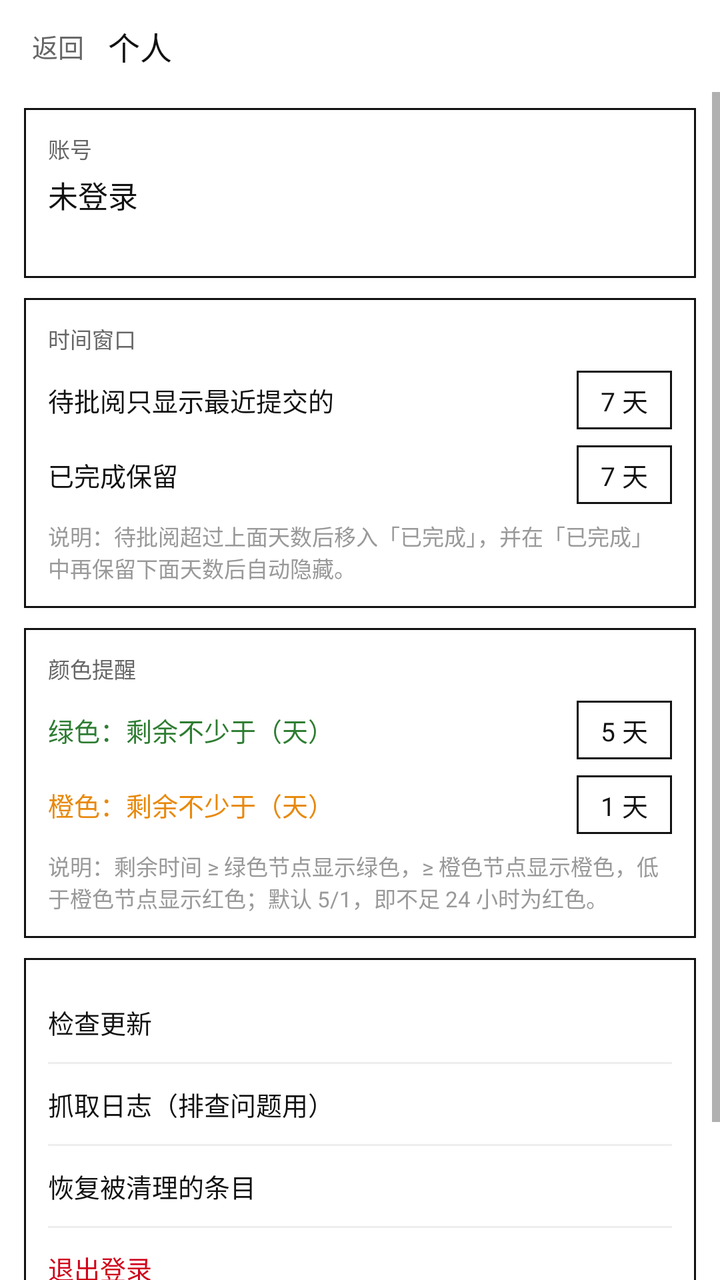
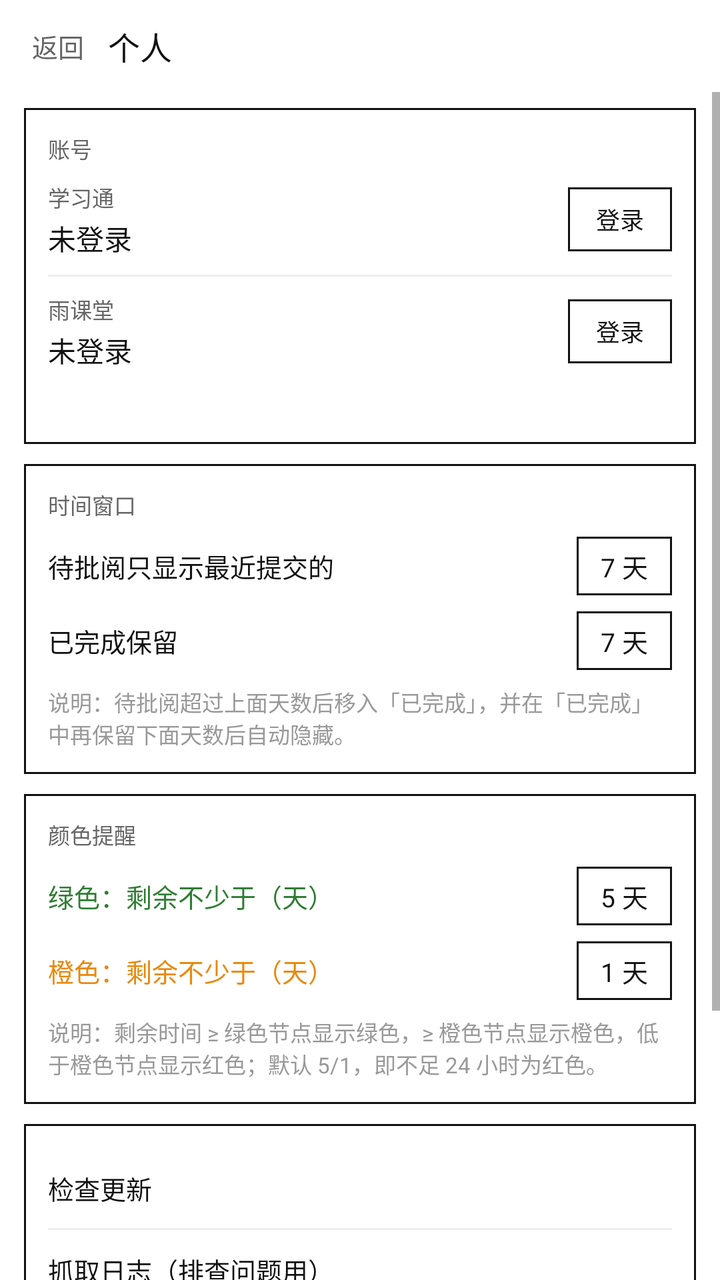

Screens rendered from an Android XML layout before and after an edit, with the pre-edit source and the edit as a unified diff.
<!-- AndroidManifest.xml: application theme Theme.Board -->
<!-- res/layout/activity_settings.xml -->
<?xml version="1.0" encoding="utf-8"?>
<LinearLayout xmlns:android="http://schemas.android.com/apk/res/android"
    android:layout_width="match_parent"
    android:layout_height="match_parent"
    android:background="#FFFFFF"
    android:orientation="vertical">

    <LinearLayout
        android:layout_width="match_parent"
        android:layout_height="46dp"
        android:orientation="horizontal"
        android:paddingLeft="12dp"
        android:paddingRight="12dp">

        <TextView
            android:id="@+id/btnBack"
            android:layout_width="wrap_content"
            android:layout_height="match_parent"
            android:gravity="center_vertical"
            android:paddingLeft="4dp"
            android:paddingRight="12dp"
            android:text="返回"
            android:textColor="#666666"
            android:textSize="13sp" />

        <TextView
            android:layout_width="0dp"
            android:layout_height="match_parent"
            android:layout_weight="1"
            android:gravity="center_vertical"
            android:text="个人"
            android:textColor="#111111"
            android:textSize="16sp" />
    </LinearLayout>

    <ScrollView
        android:layout_width="match_parent"
        android:layout_height="0dp"
        android:layout_weight="1">

        <LinearLayout
            android:layout_width="match_parent"
            android:layout_height="wrap_content"
            android:orientation="vertical"
            android:paddingLeft="12dp"
            android:paddingRight="12dp"
            android:paddingBottom="24dp">

            
            <LinearLayout
                android:layout_width="match_parent"
                android:layout_height="wrap_content"
                android:layout_marginTop="8dp"
                android:background="@drawable/box"
                android:orientation="vertical"
                android:padding="12dp">

                <TextView
                    android:layout_width="wrap_content"
                    android:layout_height="wrap_content"
                    android:text="账号"
                    android:textColor="#666666"
                    android:textSize="11sp" />

                <TextView
                    android:id="@+id/tvAccount"
                    android:layout_width="match_parent"
                    android:layout_height="wrap_content"
                    android:layout_marginTop="4dp"
                    android:text="未登录"
                    android:textColor="#111111"
                    android:textSize="15sp" />

                <TextView
                    android:id="@+id/tvSync"
                    android:layout_width="match_parent"
                    android:layout_height="wrap_content"
                    android:layout_marginTop="4dp"
                    android:text=""
                    android:textColor="#888888"
                    android:textSize="11sp" />
            </LinearLayout>

            
            <LinearLayout
                android:layout_width="match_parent"
                android:layout_height="wrap_content"
                android:layout_marginTop="10dp"
                android:background="@drawable/box"
                android:orientation="vertical"
                android:padding="12dp">

                <TextView
                    android:layout_width="wrap_content"
                    android:layout_height="wrap_content"
                    android:text="时间窗口"
                    android:textColor="#666666"
                    android:textSize="11sp" />

                <LinearLayout
                    android:layout_width="match_parent"
                    android:layout_height="wrap_content"
                    android:layout_marginTop="8dp"
                    android:gravity="center_vertical"
                    android:orientation="horizontal">

                    <TextView
                        android:layout_width="0dp"
                        android:layout_height="wrap_content"
                        android:layout_weight="1"
                        android:text="待批阅只显示最近提交的"
                        android:textColor="#111111"
                        android:textSize="13sp" />

                    <TextView
                        android:id="@+id/btnX"
                        android:layout_width="wrap_content"
                        android:layout_height="wrap_content"
                        android:background="@drawable/box"
                        android:paddingLeft="12dp"
                        android:paddingTop="5dp"
                        android:paddingRight="12dp"
                        android:paddingBottom="5dp"
                        android:text="7 天"
                        android:textColor="#111111"
                        android:textSize="13sp" />
                </LinearLayout>

                <LinearLayout
                    android:layout_width="match_parent"
                    android:layout_height="wrap_content"
                    android:layout_marginTop="8dp"
                    android:gravity="center_vertical"
                    android:orientation="horizontal">

                    <TextView
                        android:layout_width="0dp"
                        android:layout_height="wrap_content"
                        android:layout_weight="1"
                        android:text="已完成保留"
                        android:textColor="#111111"
                        android:textSize="13sp" />

                    <TextView
                        android:id="@+id/btnY"
                        android:layout_width="wrap_content"
                        android:layout_height="wrap_content"
                        android:background="@drawable/box"
                        android:paddingLeft="12dp"
                        android:paddingTop="5dp"
                        android:paddingRight="12dp"
                        android:paddingBottom="5dp"
                        android:text="7 天"
                        android:textColor="#111111"
                        android:textSize="13sp" />
                </LinearLayout>

                <TextView
                    android:layout_width="match_parent"
                    android:layout_height="wrap_content"
                    android:layout_marginTop="8dp"
                    android:text="说明：待批阅超过上面天数后移入「已完成」，并在「已完成」中再保留下面天数后自动隐藏。"
                    android:textColor="#999999"
                    android:textSize="11sp" />
            </LinearLayout>

            
            <LinearLayout
                android:layout_width="match_parent"
                android:layout_height="wrap_content"
                android:layout_marginTop="10dp"
                android:background="@drawable/box"
                android:orientation="vertical"
                android:padding="12dp">

                <TextView
                    android:layout_width="wrap_content"
                    android:layout_height="wrap_content"
                    android:text="颜色提醒"
                    android:textColor="#666666"
                    android:textSize="11sp" />

                <LinearLayout
                    android:layout_width="match_parent"
                    android:layout_height="wrap_content"
                    android:layout_marginTop="8dp"
                    android:gravity="center_vertical"
                    android:orientation="horizontal">

                    <TextView
                        android:layout_width="0dp"
                        android:layout_height="wrap_content"
                        android:layout_weight="1"
                        android:text="绿色：剩余不少于（天）"
                        android:textColor="#2E7D32"
                        android:textSize="13sp" />

                    <TextView
                        android:id="@+id/btnGreen"
                        android:layout_width="wrap_content"
                        android:layout_height="wrap_content"
                        android:background="@drawable/box"
                        android:paddingLeft="12dp"
                        android:paddingTop="5dp"
                        android:paddingRight="12dp"
                        android:paddingBottom="5dp"
                        android:text="5 天"
                        android:textColor="#111111"
                        android:textSize="13sp" />
                </LinearLayout>

                <LinearLayout
                    android:layout_width="match_parent"
                    android:layout_height="wrap_content"
                    android:layout_marginTop="8dp"
                    android:gravity="center_vertical"
                    android:orientation="horizontal">

                    <TextView
                        android:layout_width="0dp"
                        android:layout_height="wrap_content"
                        android:layout_weight="1"
                        android:text="橙色：剩余不少于（天）"
                        android:textColor="#E8890C"
                        android:textSize="13sp" />

                    <TextView
                        android:id="@+id/btnOrange"
                        android:layout_width="wrap_content"
                        android:layout_height="wrap_content"
                        android:background="@drawable/box"
                        android:paddingLeft="12dp"
                        android:paddingTop="5dp"
                        android:paddingRight="12dp"
                        android:paddingBottom="5dp"
                        android:text="1 天"
                        android:textColor="#111111"
                        android:textSize="13sp" />
                </LinearLayout>

                <TextView
                    android:layout_width="match_parent"
                    android:layout_height="wrap_content"
                    android:layout_marginTop="8dp"
                    android:text="说明：剩余时间 ≥ 绿色节点显示绿色，≥ 橙色节点显示橙色，低于橙色节点显示红色；默认 5/1，即不足 24 小时为红色。"
                    android:textColor="#999999"
                    android:textSize="11sp" />
            </LinearLayout>

            
            <LinearLayout
                android:layout_width="match_parent"
                android:layout_height="wrap_content"
                android:layout_marginTop="10dp"
                android:background="@drawable/box"
                android:orientation="vertical"
                android:padding="12dp">

                <TextView
                    android:id="@+id/btnUpdate"
                    android:layout_width="match_parent"
                    android:layout_height="40dp"
                    android:gravity="center_vertical"
                    android:text="检查更新"
                    android:textColor="#111111"
                    android:textSize="13sp" />

                <View
                    android:layout_width="match_parent"
                    android:layout_height="1dp"
                    android:background="#EEEEEE" />

                <TextView
                    android:id="@+id/btnLog"
                    android:layout_width="match_parent"
                    android:layout_height="40dp"
                    android:gravity="center_vertical"
                    android:text="抓取日志（排查问题用）"
                    android:textColor="#111111"
                    android:textSize="13sp" />

                <View
                    android:layout_width="match_parent"
                    android:layout_height="1dp"
                    android:background="#EEEEEE" />

                <TextView
                    android:id="@+id/btnRestore"
                    android:layout_width="match_parent"
                    android:layout_height="40dp"
                    android:gravity="center_vertical"
                    android:text="恢复被清理的条目"
                    android:textColor="#111111"
                    android:textSize="13sp" />

                <View
                    android:layout_width="match_parent"
                    android:layout_height="1dp"
                    android:background="#EEEEEE" />

                <TextView
                    android:id="@+id/btnLogout"
                    android:layout_width="match_parent"
                    android:layout_height="40dp"
                    android:gravity="center_vertical"
                    android:text="退出登录"
                    android:textColor="#D0021B"
                    android:textSize="13sp" />

                <View
                    android:layout_width="match_parent"
                    android:layout_height="1dp"
                    android:background="#EEEEEE" />

                <TextView
                    android:id="@+id/tvVersion"
                    android:layout_width="match_parent"
                    android:layout_height="40dp"
                    android:gravity="center_vertical"
                    android:text="版本"
                    android:textColor="#999999"
                    android:textSize="12sp" />
            </LinearLayout>
        </LinearLayout>
    </ScrollView>
</LinearLayout>
<!-- resources referenced by this layout -->
<resources>
  <!-- drawable box (drawable) -->
  <?xml version="1.0" encoding="utf-8"?>
  <shape xmlns:android="http://schemas.android.com/apk/res/android"
      android:shape="rectangle">
      <solid android:color="#FFFFFF" />
      <stroke
          android:width="1dp"
          android:color="#111111" />
  </shape>
  <style name="Theme.Board" parent="Theme.AppCompat.Light.NoActionBar">
          <item name="android:windowBackground">#FFFFFF</item>
          <item name="android:statusBarColor">#FFFFFF</item>
          <item name="android:windowLightStatusBar">true</item>
          <item name="android:navigationBarColor">#FFFFFF</item>
          <item name="android:windowLightNavigationBar">true</item>
          <item name="colorAccent">#111111</item>
          <item name="android:textColorPrimary">#111111</item>
      </style>
</resources>

<!-- the commit's change to res/layout/activity_settings.xml (unified diff, before → after) -->
@@ -62,20 +62,103 @@
                     android:textColor="#666666"
                     android:textSize="11sp" />
 
-                <TextView
-                    android:id="@+id/tvAccount"
-                    android:layout_width="match_parent"
-                    android:layout_height="wrap_content"
-                    android:layout_marginTop="4dp"
-                    android:text="未登录"
-                    android:textColor="#111111"
-                    android:textSize="15sp" />
+                <LinearLayout
+                    android:layout_width="match_parent"
+                    android:layout_height="wrap_content"
+                    android:layout_marginTop="8dp"
+                    android:gravity="center_vertical"
+                    android:orientation="horizontal">
+
+                    <LinearLayout
+                        android:layout_width="0dp"
+                        android:layout_height="wrap_content"
+                        android:layout_weight="1"
+                        android:orientation="vertical">
+
+                        <TextView
+                            android:layout_width="wrap_content"
+                            android:layout_height="wrap_content"
+                            android:text="学习通"
+                            android:textColor="#666666"
+                            android:textSize="11sp" />
+
+                        <TextView
+                            android:id="@+id/tvCxStatus"
+                            android:layout_width="match_parent"
+                            android:layout_height="wrap_content"
+                            android:layout_marginTop="2dp"
+                            android:text="未登录"
+                            android:textColor="#111111"
+                            android:textSize="14sp" />
+                    </LinearLayout>
+
+                    <TextView
+                        android:id="@+id/btnCx"
+                        android:layout_width="wrap_content"
+                        android:layout_height="32dp"
+                        android:background="@drawable/box"
+                        android:gravity="center"
+                        android:paddingLeft="14dp"
+                        android:paddingRight="14dp"
+                        android:text="登录"
+                        android:textColor="#111111"
+                        android:textSize="12sp" />
+                </LinearLayout>
+
+                <View
+                    android:layout_width="match_parent"
+                    android:layout_height="1dp"
+                    android:layout_marginTop="8dp"
+                    android:layout_marginBottom="8dp"
+                    android:background="#EEEEEE" />
+
+                <LinearLayout
+                    android:layout_width="match_parent"
+                    android:layout_height="wrap_content"
+                    android:gravity="center_vertical"
+                    android:orientation="horizontal">
+
+                    <LinearLayout
+                        android:layout_width="0dp"
+                        android:layout_height="wrap_content"
+                        android:layout_weight="1"
+                        android:orientation="vertical">
+
+                        <TextView
+                            android:layout_width="wrap_content"
+                            android:layout_height="wrap_content"
+                            android:text="雨课堂"
+                            android:textColor="#666666"
+                            android:textSize="11sp" />
+
+                        <TextView
+                            android:id="@+id/tvYtStatus"
+                            android:layout_width="match_parent"
+                            android:layout_height="wrap_content"
+                            android:layout_marginTop="2dp"
+                            android:text="未登录"
+                            android:textColor="#111111"
+                            android:textSize="14sp" />
+                    </LinearLayout>
+
+                    <TextView
+                        android:id="@+id/btnYt"
+                        android:layout_width="wrap_content"
+                        android:layout_height="32dp"
+                        android:background="@drawable/box"
+                        android:gravity="center"
+                        android:paddingLeft="14dp"
+                        android:paddingRight="14dp"
+                        android:text="登录"
+                        android:textColor="#111111"
+                        android:textSize="12sp" />
+                </LinearLayout>
 
                 <TextView
                     android:id="@+id/tvSync"
                     android:layout_width="match_parent"
                     android:layout_height="wrap_content"
-                    android:layout_marginTop="4dp"
+                    android:layout_marginTop="10dp"
                     android:text=""
                     android:textColor="#888888"
                     android:textSize="11sp" />
